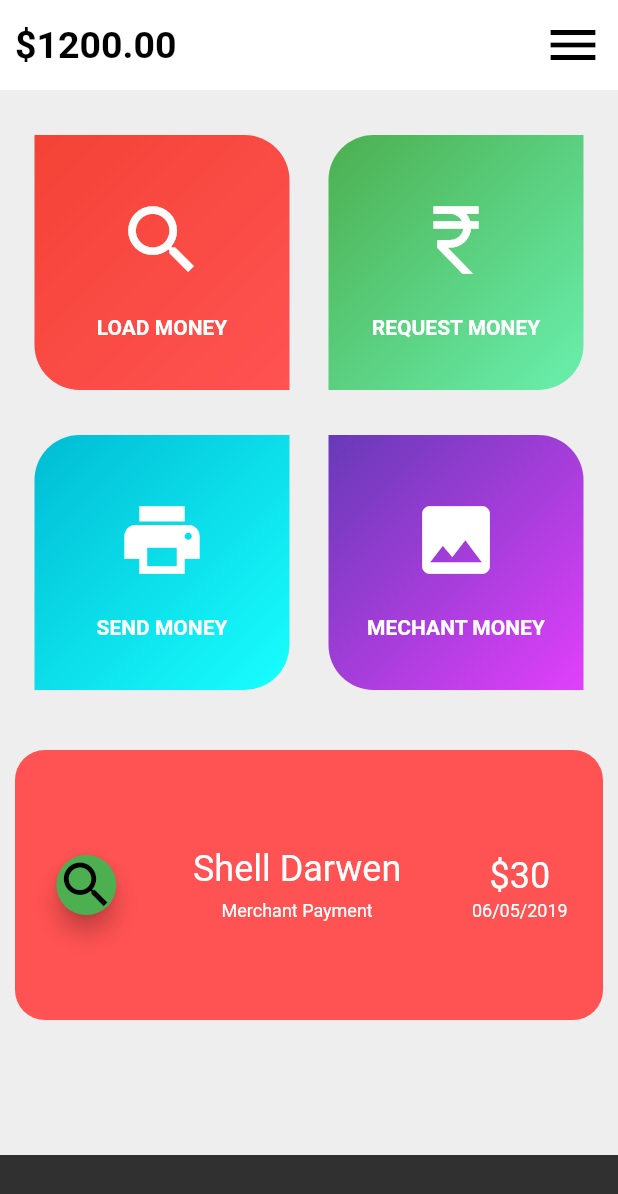
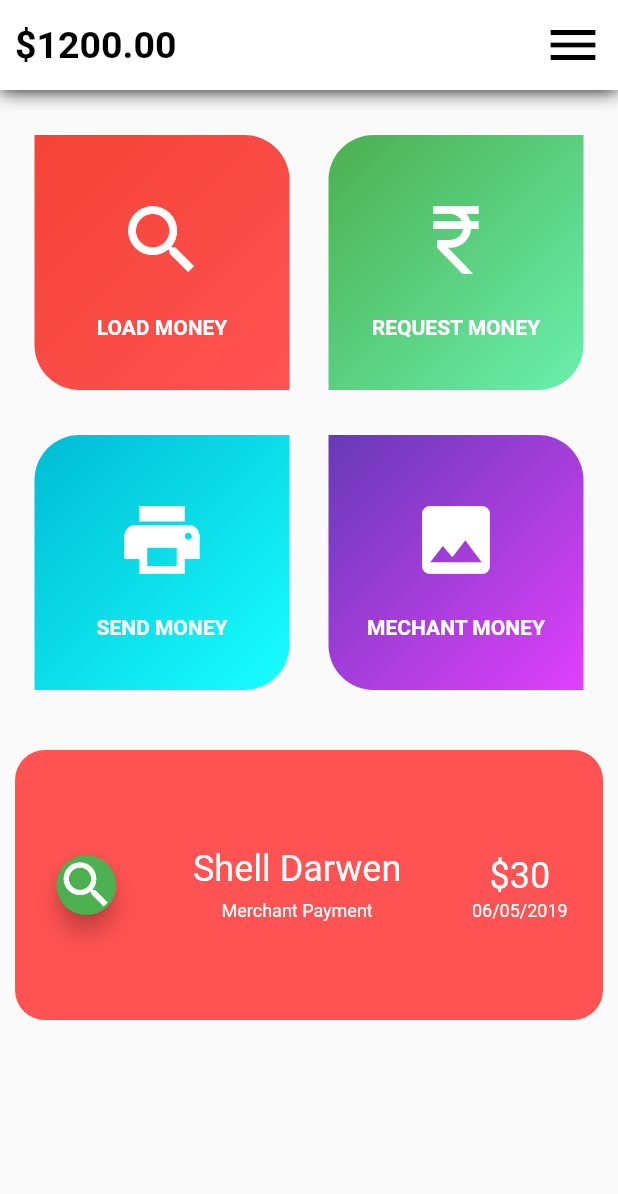
Before and after one commit to ameyjoshii/Flutter, a Flutter app: the screen it shows after launch, on a phone screen of 412 x 824 dp. Shown: the top 1194 px of the screen. Run offline on Flutter 3.47's test engine with Material 2 defaults, Android fonts, the phone set to English and light mode, and no system bars.

Commit message:
updates 02/03/22

```diff
--- a/lib/PaymentActivity.dart
+++ b/lib/PaymentActivity.dart
@@ -4,24 +4,24 @@ class PaymentActivity extends StatelessWidget {
   const PaymentActivity({Key? key}) : super(key: key);
 
   Widget verticalSpace(double value) => SizedBox(height: value);
+
   @override
   Widget build(BuildContext context) {
-    return SafeArea(child: Scaffold(
-      body: Center(
-        child: Container(
-          child: Column(
+    return SafeArea(
+      child: Scaffold(
+        body: Column(
           children: [
             Container(
               height: 60,
               width: double.infinity,
               decoration: BoxDecoration(
                 color: Colors.white,
-                  boxShadow:[
+                boxShadow: [
                   new BoxShadow(
                     color: Colors.black,
                     blurRadius: 10,
-                      spreadRadius: 3,
-                    ),],
+                  ),
+                ],
               ),
               child: Padding(
                 padding: const EdgeInsets.all(10),
@@ -45,11 +45,7 @@ class PaymentActivity extends StatelessWidget {
                 ),
               ),
             ),
-              Container(
-                height: 710,  //height problem
-                width: double.infinity,
-                color: Colors.grey.shade200,
-                child: Padding(
+            Padding(
               padding: const EdgeInsets.all(10),
               child: Column(
                 children: [
@@ -69,9 +65,10 @@ class PaymentActivity extends StatelessWidget {
                               Colors.redAccent,
                             ],
                           ),
-                              borderRadius: BorderRadius.only(topRight: Radius.circular(30), bottomLeft: Radius.circular(30)),
+                          borderRadius: BorderRadius.only(
+                              topRight: Radius.circular(30),
+                              bottomLeft: Radius.circular(30)),
                         ),
-
                         child: Column(
                           children: [
                             verticalSpace(40),
@@ -104,7 +101,9 @@ class PaymentActivity extends StatelessWidget {
                               Colors.greenAccent,
                             ],
                           ),
-                              borderRadius: BorderRadius.only(topLeft: Radius.circular(30), bottomRight: Radius.circular(30)),
+                          borderRadius: BorderRadius.only(
+                              topLeft: Radius.circular(30),
+                              bottomRight: Radius.circular(30)),
                         ),
                         child: Column(
                           children: [
@@ -144,9 +143,10 @@ class PaymentActivity extends StatelessWidget {
                               Colors.cyanAccent,
                             ],
                           ),
-                              borderRadius: BorderRadius.only(topLeft: Radius.circular(30), bottomRight: Radius.circular(30)),
+                          borderRadius: BorderRadius.only(
+                              topLeft: Radius.circular(30),
+                              bottomRight: Radius.circular(30)),
                         ),
-
                         child: Column(
                           children: [
                             verticalSpace(40),
@@ -179,7 +179,9 @@ class PaymentActivity extends StatelessWidget {
                               Colors.purpleAccent,
                             ],
                           ),
-                              borderRadius: BorderRadius.only(topRight: Radius.circular(30), bottomLeft: Radius.circular(30)),
+                          borderRadius: BorderRadius.only(
+                              topRight: Radius.circular(30),
+                              bottomLeft: Radius.circular(30)),
                         ),
                         child: Column(
                           children: [
@@ -215,10 +217,9 @@ class PaymentActivity extends StatelessWidget {
                       mainAxisAlignment: MainAxisAlignment.spaceAround,
                       children: [
                         FloatingActionButton(
-                              onPressed:() {},
+                          onPressed: () {},
                           backgroundColor: Colors.green,
-                              child:
-                              Icon(
+                          child: Icon(
                             Icons.search,
                             size: 40,
                           ),
@@ -270,10 +271,7 @@ class PaymentActivity extends StatelessWidget {
                 ],
               ),
             ),
-              ),
           ],
-          ),
-        ),
         ),
       ),
     );
--- a/lib/main.dart
+++ b/lib/main.dart
@@ -7,7 +7,7 @@ main() {
   runApp(MaterialApp(
     debugShowCheckedModeBanner: false,
     theme: ThemeData(
-      brightness: Brightness.dark,
+      brightness: Brightness.light,
       primaryColor: Colors.blueGrey,
     ),
     home: PaymentActivity(),
```
Lines whose indentation alone changed are shown as unchanged.
